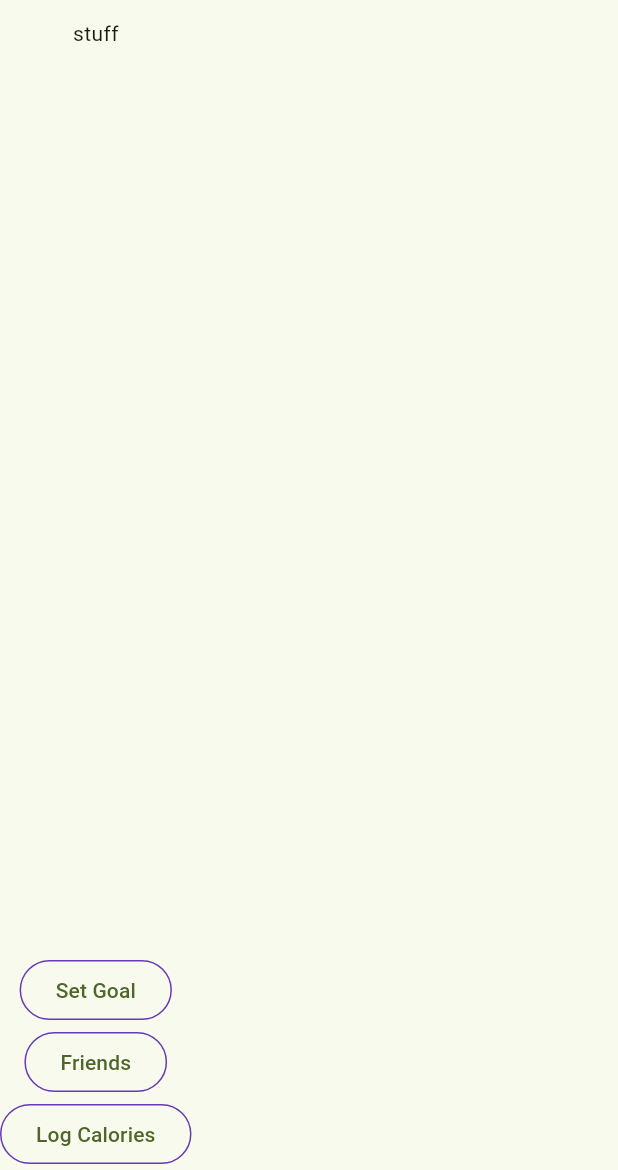
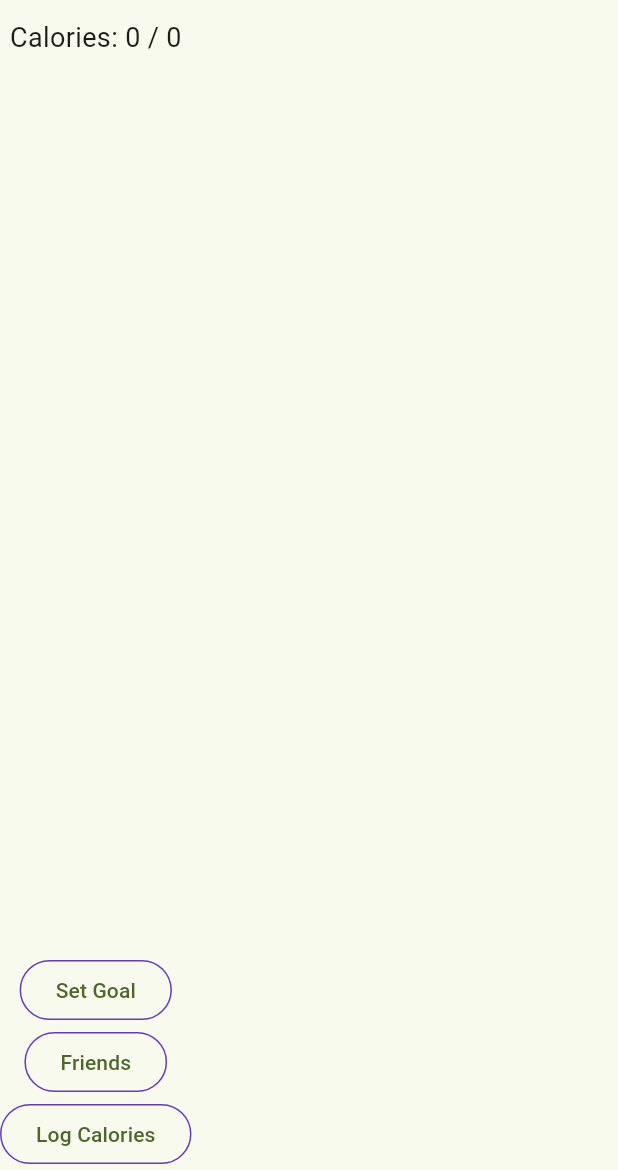
Before and after one commit to elliotallen1/calorie-tracker-plus-plus, a Flutter app: the FitnessPage screen opened directly, on a phone screen of 412 x 824 dp, the part 66-1236 px from its top. Run offline on Flutter 3.47's test engine with Material 3 defaults, Android fonts, the phone set to English and light mode, and no system bars; our stand-ins replace cloud_firestore, firebase_auth, firebase_core, go_router, google_fonts; missing offline and left inert: firebase_ui_auth; accounts and stored records are empty.

Commit message:
Can view progress/goal
yay

```diff
--- a/calorietrackerplusplus/lib/pages/fitness_page.dart
+++ b/calorietrackerplusplus/lib/pages/fitness_page.dart
@@ -5,6 +5,7 @@
 import 'package:provider/provider.dart';
 import 'package:calorietrackerplusplus/app_state.dart';
 import 'package:flutter/material.dart';
+import 'package:cloud_firestore/cloud_firestore.dart';
 import 'package:go_router/go_router.dart';
 import 'package:calorietrackerplusplus/src/authentication.dart';
 import 'package:calorietrackerplusplus/src/widgets.dart';
@@ -14,6 +15,9 @@
 
   @override
   Widget build(BuildContext context) {
+    final userId = FirebaseAuth.instance.currentUser!.uid;
+    final today = DateTime.now().toIso8601String().split('T')[0]; // YYYY-MM-DD
+
     return Scaffold(
       appBar: AppBar(
         title: const Text('Fitness'),
@@ -30,7 +34,49 @@
       ),
       body: Column(
         children: <Widget>[
-          Expanded(child: const Text("stuff")),
+          // Display progress as a fraction
+          Expanded(
+            child: StreamBuilder<DocumentSnapshot>(
+              stream: FirebaseFirestore.instance
+                  .collection('users')
+                  .doc(userId)
+                  .snapshots(),
+              builder: (context, userSnapshot) {
+                if (userSnapshot.hasError) {
+                  return const Text('Error fetching data');
+                }
+
+                if (userSnapshot.connectionState == ConnectionState.waiting) {
+                  return const Text('Loading...');
+                }
+
+                // Fetch user data (calorie goal)
+                final userData = userSnapshot.data?.data() as Map<String, dynamic>?;
+                final calorieGoal = userData?['calorieGoal'] ?? 2000; // Default to 2000 if no goal is set
+
+                return StreamBuilder<DocumentSnapshot>(
+                  stream: FirebaseFirestore.instance
+                      .collection('users')
+                      .doc(userId)
+                      .collection('progress')
+                      .doc(today)
+                      .snapshots(),
+                  builder: (context, progressSnapshot) {
+                    // Fetch progress data (calories consumed)
+                    final progressData = progressSnapshot.data?.data() as Map<String, dynamic>?;
+                    final caloriesConsumed = progressData?['caloriesConsumed'] ?? 0;
+
+                    // Display progress as a fraction
+                    return Text(
+                      'Calories: $caloriesConsumed / $calorieGoal',
+                      style: const TextStyle(fontSize: 18),
+                    );
+                  },
+                );
+              },
+            ),
+          ),
+
           Consumer<ApplicationState>(
             builder: (context, appState, _) => Column(
               children: [
```
